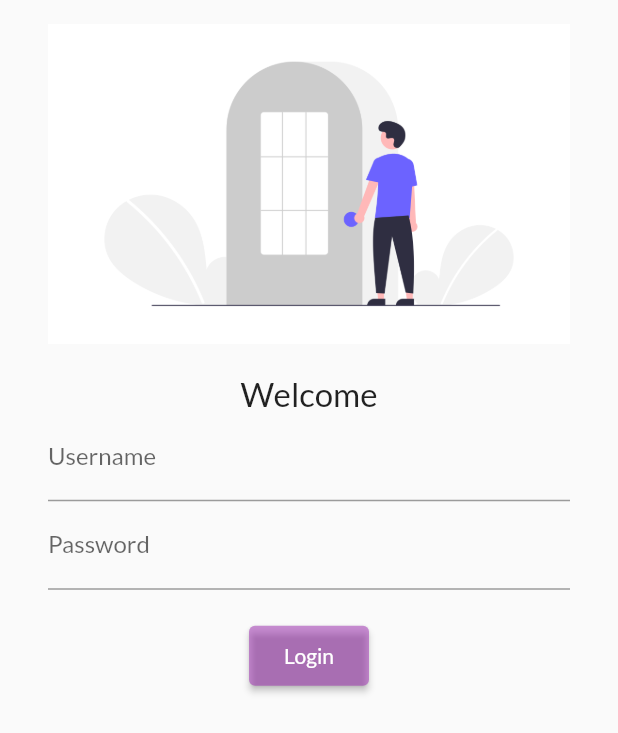
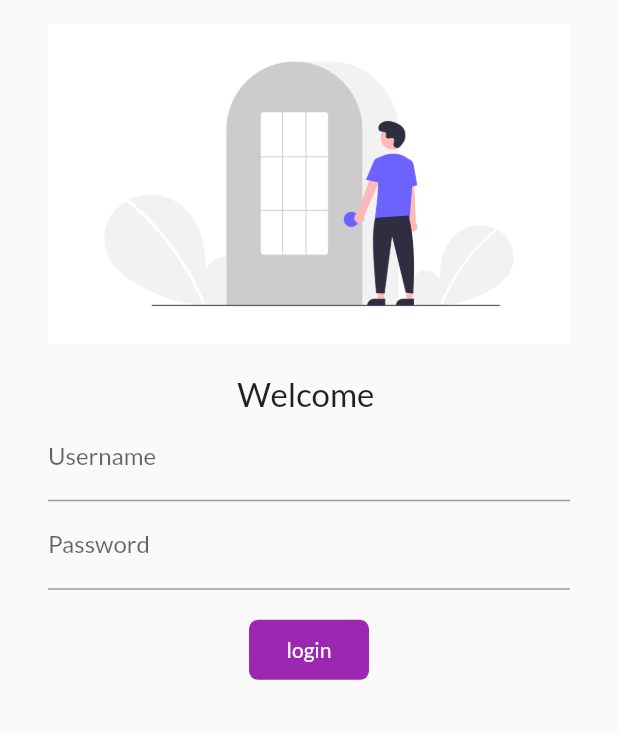
Before and after one commit to Asif2011/Flutter_test_2_2, a Flutter app: the screen it shows after launch, on a phone screen of 412 x 824 dp. Shown: the top 733 px of the screen. Run offline on Flutter 3.47's test engine with Material 2 defaults, Android fonts, the phone set to English and light mode, and no system bars; our stand-ins replace google_fonts.

Commit message:
Change container into button, inkwell, AnimatedCotainer

```diff
--- a/lib/screens/loginScreen.dart
+++ b/lib/screens/loginScreen.dart
@@ -1,7 +1,24 @@
 import 'package:flutter/material.dart';
 import 'package:flutter_2_2_test/utils/routes.dart';
 
-class LoginScreen extends StatelessWidget {
+class LoginScreen extends StatefulWidget {
+  @override
+  _LoginScreenState createState() => _LoginScreenState();
+}
+
+class _LoginScreenState extends State<LoginScreen> {
+  final TextEditingController? controllerUsername = TextEditingController();
+
+  final TextEditingController? controllerPassword = TextEditingController();
+  bool touched = false;
+
+  void pressed() {
+    print(
+        "are you sure for username value is '${controllerUsername!.text}' and password is '${controllerPassword!.text}'");
+        this.touched = !this.touched;
+
+  }
+
   @override
   Widget build(BuildContext context) {
     return Container(
@@ -19,11 +36,15 @@ class LoginScreen extends StatelessWidget {
               height: 20,
             ),
             Text(
-              "Welcome",
-              style: TextStyle(fontSize: 22) ,
+              "Welcome ${controllerUsername!.text}",
+              style: TextStyle(fontSize: 22),
               // style:GoogleFonts.arimo(),
             ),
             TextField(
+              onChanged: (String value) {
+                setState(() {});
+              },
+              controller: controllerUsername,
               maxLines: 1,
               decoration: InputDecoration(
                 hintText: "Enter Username",
@@ -31,6 +52,7 @@ class LoginScreen extends StatelessWidget {
               ),
             ),
             TextField(
+              controller: controllerPassword,
               obscureText: true,
               maxLines: 1,
               decoration: InputDecoration(
@@ -41,22 +63,53 @@ class LoginScreen extends StatelessWidget {
             SizedBox(
               height: 20,
             ),
-            ElevatedButton(
-              onPressed: () {Navigator.pushNamed(context, MyRoutes.homeRoute);},
-              style: ButtonStyle(
-                minimumSize: MaterialStateProperty.all(Size(80,40)),
-                backgroundColor: MaterialStateProperty.resolveWith<Color>(
-                  (Set<MaterialState> states) {
-                    if (states.contains(MaterialState.pressed)) {
-                      return Colors.white10.withOpacity(0.5);
-                    } else {
-                      return Colors.purple.withOpacity(0.5);
-                    }
-                  }, // Use the component's default.
+            InkWell(
+              onTap: ()async{
+                pressed();
+                setState(() {
+
+                });
+                await Future.delayed(Duration(seconds:1));
+                Navigator.pushNamed(context, MyRoutes.homeRoute);
+              },
+              child: AnimatedContainer(
+                duration: Duration(seconds:1),
+                alignment: Alignment.center,
+                height: 40,
+                width: touched?40:80,
+                // color: Theme.of(context).colorScheme.primaryVariant,
+                child: Text(
+                  "login",
+                  style: TextStyle(
+                    color: Colors.white,
+                  ),
+                ),
+                decoration: BoxDecoration(
+                  color: Colors.purple,
+                  // shape: touched?BoxShape.circle:BoxShape.rectangle,
+                  borderRadius: touched?BorderRadius.circular(30):BorderRadius.circular(6),
                 ),
               ),
-              child: Text("Login"),
-            ),
+            )
+            // ElevatedButton(
+            //   onPressed: (){
+            //     // pressed();
+            //     // Navigator.pushNamed(context, MyRoutes.homeRoute);
+            //   },
+            //   style: ButtonStyle(
+            //     minimumSize: MaterialStateProperty.all(Size(80,40)),
+            //     backgroundColor: MaterialStateProperty.resolveWith<Color>(
+            //       (Set<MaterialState> states) {
+            //         if (states.contains(MaterialState.pressed)) {
+            //           return Colors.white10.withOpacity(0.5);
+            //         } else {
+            //           return Colors.purple.withOpacity(0.5);
+            //         }
+            //       }, // Use the component's default.
+            //     ),
+            //   ),
+            //   child: Text("Login"),
+            // ),
           ]),
         ),
       ),
```
